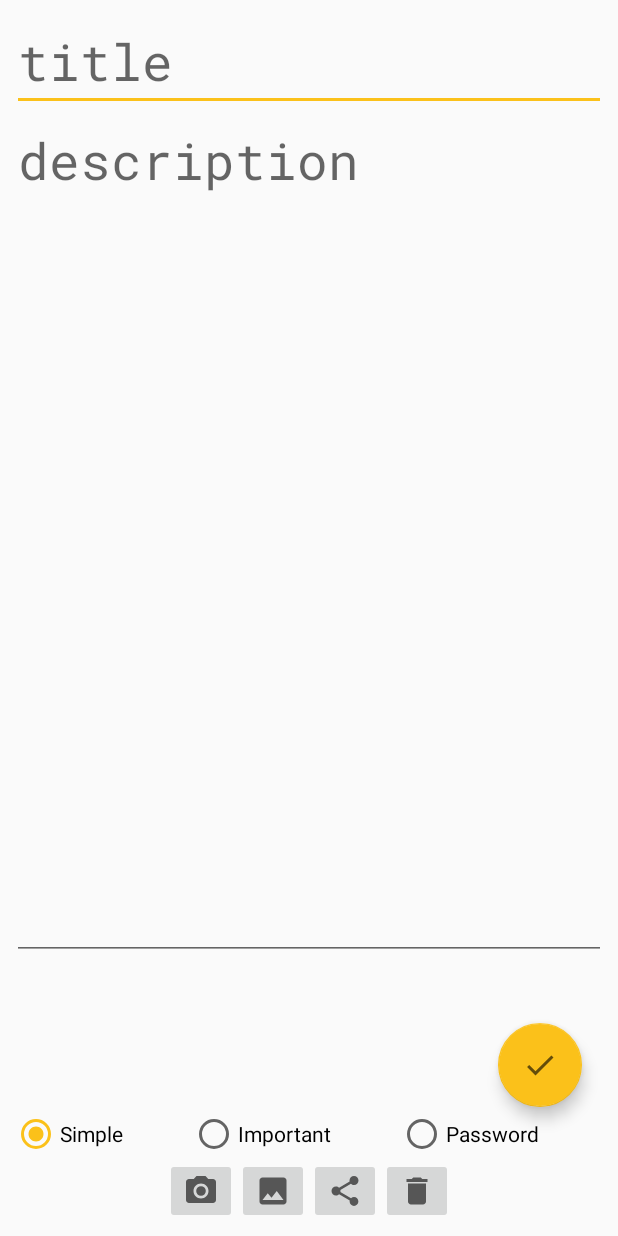
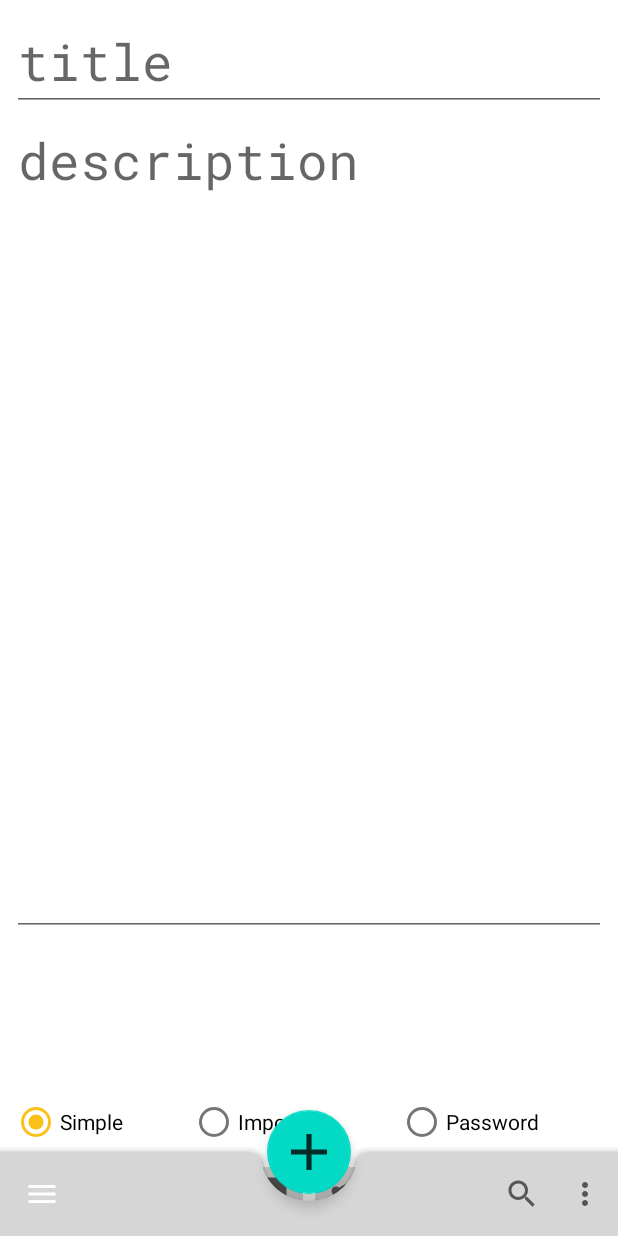
Before and after one commit to maxdexter84/MyNotePad, an Android app: the DetailFragment screen opened through its navigation route, after a tap on an icon or button, on a phone screen of 412 x 824 dp. Run offline under Robolectric (Android 15) with nearby library versions, the phone set to English and light mode, and no system bars; our stand-ins replace Room's generated code, data binding, navigation-ui; 1 other tap on this screen came first.

Commit message:
заменил BottomSheetNavigation на BottomAppBar

```diff
--- a/app/build.gradle
+++ b/app/build.gradle
@@ -50,6 +50,7 @@ dependencies {
     androidTestImplementation 'androidx.test.espresso:espresso-core:3.3.0'
     //noinspection GradleCompatible
     implementation 'com.google.android.material:material:1.2.1'
+    implementation 'com.google.android.material:material:1.3.0-alpha02'
     //noinspection GradleCompatible
     implementation 'androidx.legacy:legacy-support-v4:1.0.0'
     implementation 'androidx.room:room-ktx:2.2.5'
--- a/app/src/main/java/com/maxdexter/mynote/NoteListActivity.kt
+++ b/app/src/main/java/com/maxdexter/mynote/NoteListActivity.kt
@@ -1,11 +1,14 @@
 package com.maxdexter.mynote
 
 import android.os.Bundle
+import android.view.Menu
+import android.view.MenuItem
 import android.view.View
 import android.widget.*
 import androidx.appcompat.app.AppCompatActivity
 import androidx.appcompat.app.AppCompatDelegate
 import androidx.appcompat.widget.SwitchCompat
+import androidx.databinding.DataBindingUtil
 import androidx.fragment.app.Fragment
 import androidx.navigation.NavDirections
 import androidx.navigation.findNavController
@@ -14,12 +17,17 @@ import androidx.navigation.ui.setupWithNavController
 import com.google.android.material.bottomnavigation.BottomNavigationView
 import com.google.android.material.bottomsheet.BottomSheetBehavior
 import com.google.android.material.floatingactionbutton.FloatingActionButton
+import com.google.android.material.navigation.NavigationView
 import com.maxdexter.mynote.model.Note
 import com.maxdexter.mynote.data.NotePad
 import com.maxdexter.mynote.databinding.ActivityMainBinding
 import com.maxdexter.mynote.databinding.FragmentNoteListBinding
 import com.maxdexter.mynote.ui.fragments.detail.DetailFragment
 import com.maxdexter.mynote.ui.fragments.NoteListFragment
+import com.maxdexter.mynote.ui.fragments.bottomsheet.BottomSheetDrawerFragment
+import com.maxdexter.mynote.utils.NEW_NOTE
+import kotlinx.android.synthetic.main.activity_main.*
+import kotlinx.android.synthetic.main.fragment_login.*
 
 class NoteListActivity : AppCompatActivity(), NoteListFragment.Callbacks {
     lateinit var binding: ActivityMainBinding
@@ -34,22 +42,45 @@ class NoteListActivity : AppCompatActivity(), NoteListFragment.Callbacks {
 
     override fun onCreate(savedInstanceState: Bundle?) {
         super.onCreate(savedInstanceState)
-        setContentView(R.layout.activity_main)
+        //setContentView(R.layout.activity_main)
+        binding = DataBindingUtil.setContentView(this, R.layout.activity_main)
+        setSupportActionBar(bottom_app_bar)
         sharedPref = SharedPref(this)
         //initFragmentList(type);
         //initBottomNav();
 
-        val mNavHostFragment = supportFragmentManager.findFragmentById(R.id.navHostFragment) as NavHostFragment?
-        val navController = mNavHostFragment?.navController
-        bottomNavigationView = findViewById(R.id.bottom_nav)
-        if (navController != null) {
-            bottomNavigationView.setupWithNavController(navController)
-        }
+//        val mNavHostFragment = supportFragmentManager.findFragmentById(R.id.navHostFragment) as NavHostFragment?
+//        val navController = mNavHostFragment?.navController
+//        bottomNavigationView = findViewById(R.id.bottom_nav)
+//        if (navController != null) {
+//            bottomNavigationView.setupWithNavController(navController)
+//        }
+
+
         initFloatingActionButton()
 //        initBottomSheet()
         initTheme()
         //initSwitch()
        // initSpinner()
+    }
+
+    override fun onCreateOptionsMenu(menu: Menu): Boolean {
+        val inflater = menuInflater
+        inflater.inflate(R.menu.bottomappbar_menu, menu)
+        return true
+    }
+
+    override fun onOptionsItemSelected(item: MenuItem): Boolean {
+
+        when(item.itemId){
+            android.R.id.home -> {
+               val bottomSheetDrawerFragment = BottomSheetDrawerFragment()
+                bottomSheetDrawerFragment.show(supportFragmentManager,bottomSheetDrawerFragment.tag)
+
+            }
+
+        }
+        return super.onOptionsItemSelected(item)
     }
 
 //    private fun initSpinner() {
@@ -107,10 +138,7 @@ class NoteListActivity : AppCompatActivity(), NoteListFragment.Callbacks {
     private fun initFloatingActionButton() {
         mFloatingActionButton = findViewById(R.id.add_button)
         mFloatingActionButton.setOnClickListener(View.OnClickListener {
-            val note = Note()
-            NotePad.get(this@NoteListActivity).addNote(note)
-            val intent = NotePagerActivity.newIntent(this@NoteListActivity, note.uuid)
-            startActivity(intent)
+           supportFragmentManager.beginTransaction().replace(R.id.navHostFragment, DetailFragment.newInstance(NEW_NOTE))
         })
     }
 
--- a/app/src/main/java/com/maxdexter/mynote/ui/fragments/detail/DetailFragmentViewModel.kt
+++ b/app/src/main/java/com/maxdexter/mynote/ui/fragments/detail/DetailFragmentViewModel.kt
@@ -9,7 +9,7 @@ import com.maxdexter.mynote.data.NotePad
 import com.maxdexter.mynote.extensions.currentDate
 import java.util.*
 
-const val NEW_NOTE = "new_note"
+
 class DetailFragmentViewModel(private val uuid: String, private val context: Context) : ViewModel() {
     private lateinit var note: Note
     private val _newNote = MutableLiveData<Note>()
@@ -23,7 +23,7 @@ class DetailFragmentViewModel(private val uuid: String, private val context: Con
     }
 
     private fun selectNote(uuid: String) {
-        if (uuid == NEW_NOTE) {
+        if (uuid == com.maxdexter.mynote.utils.NEW_NOTE) {
             note = Note()
             _newNote.value = note
         } else {
--- a/app/src/main/java/com/maxdexter/mynote/ui/fragments/important/ImportantNoteFragment.kt
+++ b/app/src/main/java/com/maxdexter/mynote/ui/fragments/important/ImportantNoteFragment.kt
@@ -27,11 +27,10 @@ class ImportantNoteFragment : Fragment() {
         val context = context
         if (args != null && context != null) {
             viewModelFactory = ImportantNoteViewModelFactory(args.noteType, context)
-            viewModel = ViewModelProvider(this, viewModelFactory).get(ImportantNoteViewModel::class.java)
+
         }
-        viewModel.importantNote
+        viewModel = ViewModelProvider(this, viewModelFactory).get(ImportantNoteViewModel::class.java)
 
-        val noteAdapter =
         return binding.root
     }
 
--- a/app/src/main/java/com/maxdexter/mynote/utils/constant.kt
+++ b/app/src/main/java/com/maxdexter/mynote/utils/constant.kt
@@ -3,3 +3,4 @@ package com.maxdexter.mynote.utils
 const val DATE_TIME_FORMAT = "d MMM yy HH:mm"
 
 const val TYPE_ID = "type_id"
+const val NEW_NOTE = "new_note"
--- /dev/null
+++ b/app/src/main/res/drawable/ic_baseline_menu_white_24.xml
@@ -0,0 +1,5 @@
+<vector android:height="24dp" android:tint="#FFFFFF"
+    android:viewportHeight="24" android:viewportWidth="24"
+    android:width="24dp" xmlns:android="http://schemas.android.com/apk/res/android">
+    <path android:fillColor="@android:color/white" android:pathData="M3,18h18v-2L3,16v2zM3,13h18v-2L3,11v2zM3,6v2h18L21,6L3,6z"/>
+</vector>
--- /dev/null
+++ b/app/src/main/res/drawable/ic_search_black_24dp.xml
@@ -0,0 +1,9 @@
+<vector xmlns:android="http://schemas.android.com/apk/res/android"
+        android:width="24dp"
+        android:height="24dp"
+        android:viewportWidth="24.0"
+        android:viewportHeight="24.0">
+    <path
+        android:fillColor="#FF000000"
+        android:pathData="M15.5,14h-0.79l-0.28,-0.27C15.41,12.59 16,11.11 16,9.5 16,5.91 13.09,3 9.5,3S3,5.91 3,9.5 5.91,16 9.5,16c1.61,0 3.09,-0.59 4.23,-1.57l0.27,0.28v0.79l5,4.99L20.49,19l-4.99,-5zM9.5,14C7.01,14 5,11.99 5,9.5S7.01,5 9.5,5 14,7.01 14,9.5 11.99,14 9.5,14z"/>
+</vector>
--- a/app/src/main/res/layout/activity_main.xml
+++ b/app/src/main/res/layout/activity_main.xml
@@ -1,48 +1,70 @@
 <?xml version="1.0" encoding="utf-8"?>
 <layout xmlns:android="http://schemas.android.com/apk/res/android"
-    xmlns:app="http://schemas.android.com/apk/res-auto"
-    xmlns:tools="http://schemas.android.com/tools">
+    xmlns:app="http://schemas.android.com/apk/res-auto">
 
     <data>
 
     </data>
 
    <androidx.constraintlayout.widget.ConstraintLayout
+
        android:layout_width="match_parent"
        android:layout_height="match_parent">
+
+       <androidx.coordinatorlayout.widget.CoordinatorLayout
+           android:id="@+id/coordinatorLayout"
+           android:layout_width="match_parent"
+           android:layout_height="match_parent"
+           app:layout_constraintBottom_toBottomOf="parent"
+           app:layout_constraintEnd_toEndOf="parent"
+           app:layout_constraintStart_toStartOf="parent">
 
        <androidx.fragment.app.FragmentContainerView
            android:id="@+id/navHostFragment"
            android:name="androidx.navigation.fragment.NavHostFragment"
            android:layout_width="match_parent"
-           android:layout_height="0dp"
+           android:layout_height="match_parent"
            app:defaultNavHost="true"
-           app:layout_constraintBottom_toTopOf="@+id/bottom_nav"
+           app:layout_constraintBottom_toTopOf="@+id/coordinatorLayout"
            app:layout_constraintEnd_toEndOf="parent"
            app:layout_constraintStart_toStartOf="parent"
            app:layout_constraintTop_toTopOf="parent"
            app:navGraph="@navigation/navigation" />
 
 
-       <com.google.android.material.floatingactionbutton.FloatingActionButton
-           android:id="@+id/add_button"
-           android:layout_width="wrap_content"
-           android:layout_height="wrap_content"
-           android:src="@drawable/add"
-           android:layout_margin="@dimen/medium_margin"
-           app:layout_constraintBottom_toTopOf="@+id/bottom_nav"
-           app:layout_constraintEnd_toEndOf="parent" />
 
-       <com.google.android.material.bottomnavigation.BottomNavigationView
-           android:id="@+id/bottom_nav"
-           android:layout_width="match_parent"
-           android:layout_height="wrap_content"
-           android:layout_gravity="bottom"
-           android:background="@color/myColor"
-           app:layout_constraintBottom_toBottomOf="parent"
-           app:layout_constraintEnd_toEndOf="parent"
-           app:layout_constraintStart_toStartOf="parent"
-           app:menu="@menu/bottom_navigation_menu" />
+
+<!--       <com.google.android.material.bottomnavigation.BottomNavigationView-->
+<!--           android:id="@+id/bottom_nav"-->
+<!--           android:layout_width="match_parent"-->
+<!--           android:layout_height="wrap_content"-->
+<!--           android:layout_gravity="bottom"-->
+<!--           android:background="@color/myColor"-->
+<!--           app:layout_constraintBottom_toBottomOf="parent"-->
+<!--           app:layout_constraintEnd_toEndOf="parent"-->
+<!--           app:layout_constraintStart_toStartOf="parent"-->
+<!--           app:menu="@menu/bottom_navigation_menu" />-->
+
+
+
+
+           <com.google.android.material.bottomappbar.BottomAppBar
+               android:id="@+id/bottom_app_bar"
+               style="@style/Widget.MaterialComponents.BottomAppBar"
+               android:layout_width="match_parent"
+               android:layout_height="wrap_content"
+               android:layout_gravity="bottom"
+               app:backgroundTint="@color/colorPrimary"
+               app:fabAlignmentMode="center"
+               app:navigationIcon="@drawable/ic_baseline_menu_white_24" />
+
+           <com.google.android.material.floatingactionbutton.FloatingActionButton
+               android:id="@+id/add_button"
+               android:layout_width="wrap_content"
+               android:layout_height="wrap_content"
+               android:src="@drawable/add"
+               app:layout_anchor="@id/bottom_app_bar" />
+       </androidx.coordinatorlayout.widget.CoordinatorLayout>
 
 
    </androidx.constraintlayout.widget.ConstraintLayout>
--- /dev/null
+++ b/app/src/main/res/menu/bottomappbar_menu.xml
@@ -0,0 +1,16 @@
+<?xml version="1.0" encoding="utf-8"?>
+<menu xmlns:app="http://schemas.android.com/apk/res-auto"
+    xmlns:android="http://schemas.android.com/apk/res/android">
+
+    <item
+        android:id="@+id/app_bar_settings"
+        android:icon="@drawable/settings_dark_icone"
+        android:title="@string/tools"/>
+
+    <item
+        android:id="@+id/app_bar_search"
+        android:icon="@drawable/ic_search_black_24dp"
+        app:showAsAction="always"
+        android:title="@string/search"
+        app:actionViewClass="android.widget.SearchView" />
+</menu>
--- a/app/src/main/res/navigation/navigation.xml
+++ b/app/src/main/res/navigation/navigation.xml
@@ -13,6 +13,9 @@
             android:name="noteType"
             app:argType="integer"
             android:defaultValue="0" />
+        <action
+            android:id="@+id/action_noteListFragment_to_detailFragment"
+            app:destination="@id/detailFragment" />
     </fragment>
     <fragment
         android:id="@+id/fireStoreFragment"
@@ -53,6 +56,9 @@
             android:name="noteType"
             app:argType="integer"
             android:defaultValue="2" />
+        <action
+            android:id="@+id/action_passwordNotesFragment_to_detailFragment"
+            app:destination="@id/detailFragment" />
     </fragment>
     <fragment
         android:id="@+id/importantNoteFragment"
@@ -63,6 +69,9 @@
             android:name="noteType"
             app:argType="integer"
             android:defaultValue="1" />
+        <action
+            android:id="@+id/action_importantNoteFragment_to_detailFragment"
+            app:destination="@id/detailFragment" />
     </fragment>
     <fragment
         android:id="@+id/simpleNoteFragment"
@@ -72,5 +81,22 @@
             android:name="noteType"
             app:argType="integer"
             android:defaultValue="0" />
+        <action
+            android:id="@+id/action_simpleNoteFragment_to_detailFragment"
+            app:destination="@id/detailFragment" />
     </fragment>
+    <dialog
+        android:id="@+id/bottomSheetDrawerFragment"
+        android:name="com.maxdexter.mynote.ui.fragments.bottomsheet.BottomSheetDrawerFragment"
+        android:label="BottomSheetDrawerFragment" >
+        <action
+            android:id="@+id/action_bottomSheetDrawerFragment_to_passwordNotesFragment"
+            app:destination="@id/passwordNotesFragment" />
+        <action
+            android:id="@+id/action_bottomSheetDrawerFragment_to_importantNoteFragment"
+            app:destination="@id/importantNoteFragment" />
+        <action
+            android:id="@+id/action_bottomSheetDrawerFragment_to_simpleNoteFragment"
+            app:destination="@id/simpleNoteFragment" />
+    </dialog>
 </navigation>
--- a/app/src/main/res/values-v29/styles.xml
+++ b/app/src/main/res/values-v29/styles.xml
@@ -1,6 +1,6 @@
 <?xml version="1.0" encoding="utf-8"?>
 <resources>
-    <style name="MyTheme" parent="Theme.AppCompat.DayNight.NoActionBar">
+    <style name="MyTheme" parent="Theme.MaterialComponents.Light.NoActionBar">
         <!-- Customize your theme here. -->
         <item name="colorPrimary">@color/myPrimary</item>
         <item name="colorPrimaryDark">@color/myPrimaryDark</item>
--- a/app/src/main/res/values/strings.xml
+++ b/app/src/main/res/values/strings.xml
@@ -43,6 +43,7 @@
     <string name="logout_dialog_title">Are you sure you want to get out?</string>
     <string name="login" translatable="false">in</string>
     <string name="add_note">Add</string>
+    <string name="search">Search</string>
 
 
 </resources>
--- a/app/src/main/res/values/styles.xml
+++ b/app/src/main/res/values/styles.xml
@@ -1,7 +1,7 @@
 <resources>
 
     <!-- Base application theme. -->
-    <style name="MyTheme" parent="Theme.AppCompat.DayNight.NoActionBar">
+    <style name="MyTheme" parent="Theme.MaterialComponents.Light.NoActionBar">
         <!-- Customize your theme here. -->
         <item name="colorPrimary">@color/myPrimary</item>
         <item name="colorPrimaryDark">@color/myPrimaryDark</item>
```
Also changed, not shown: app/src/main/java/com/maxdexter/mynote/ui/fragments/bottomsheet/BottomSheetDrawerFragment.kt (added, +58 -0 lines), app/src/main/java/com/maxdexter/mynote/ui/fragments/bottomsheet/BottomSheetDrawerViewModel.kt (added, +7 -0 lines), app/src/main/res/layout/bottom_sheet_drawer_fragment.xml (added, +28 -0 lines), 1 other file.
